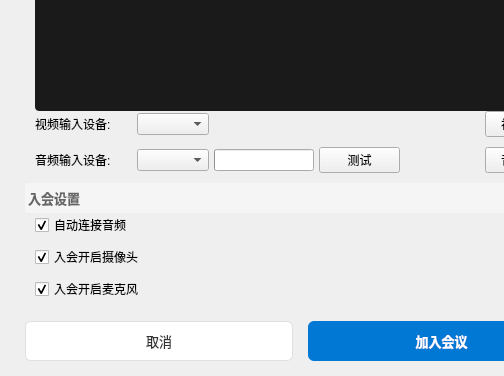
Qt form ui/joinmeeting.ui (zhangdalin/MeetEx) before a commit; both pictures show x 0 to 504 and y 424 to 800 of the 600 by 800 pixel window.
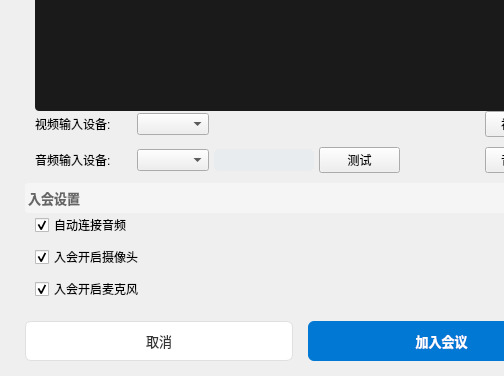
The same form after that commit. Icons and pictures are not drawn.

Commit message: feat(ui): 为 audioLevelBar 添加胶囊条 QSS 样式和 sizePolicy

Diff of the .ui file:
```diff
--- a/ui/joinmeeting.ui
+++ b/ui/joinmeeting.ui
@@ -410,12 +410,31 @@
                <height>10</height>
               </size>
              </property>
+             <property name="sizePolicy">
+              <sizepolicy hsizetype="Expanding" vsizetype="Fixed">
+               <horstretch>0</horstretch>
+               <verstretch>0</verstretch>
+              </sizepolicy>
+             </property>
              <property name="maximum">
               <number>100</number>
              </property>
              <property name="value">
               <number>0</number>
              </property>
+             <property name="styleSheet">
+              <string notr="true">QProgressBar {
+    background-color: #e9ecef;
+    border-radius: 5px;
+    border: none;
+    text-align: center;
+}
+QProgressBar::chunk {
+    background: qlineargradient(x1:0, y1:0, x2:1, y2:0,
+        stop:0 #0078d4, stop:0.5 #2b88d8, stop:1 #0078d4);
+    border-radius: 5px;
+}</string>
+             </property>
              <property name="textVisible">
               <bool>false</bool>
              </property>
```
